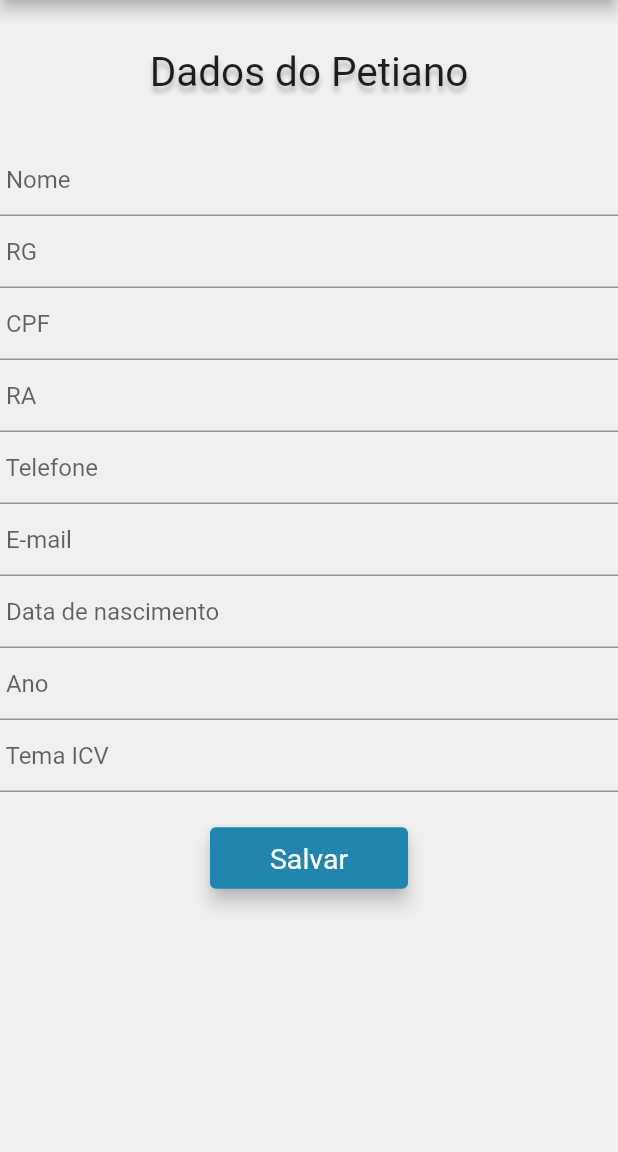
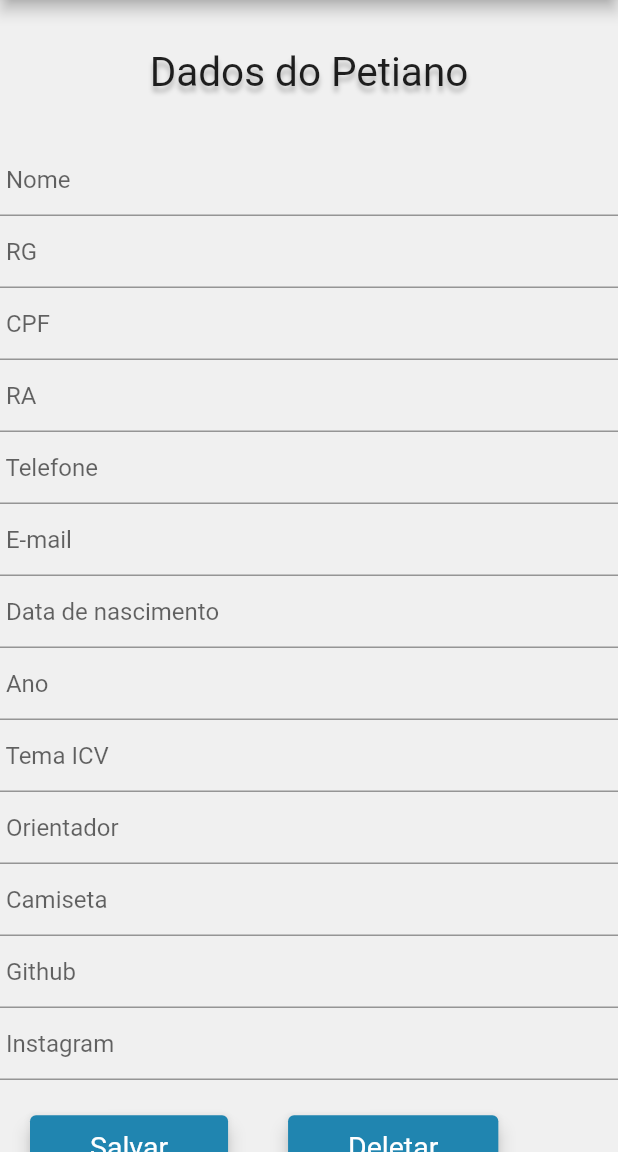
Before and after one commit to MahatKC/organizapet, a Flutter app: the screen it shows after launch, after a tap on "Salvar", on a phone screen of 412 x 824 dp, the part 84-1236 px from its top. Run offline on Flutter 3.47's test engine with Material 2 defaults, Android fonts, the phone set to English and light mode, and no system bars; our stand-ins replace cloud_firestore, firebase_core, google_fonts; accounts and stored records are empty; Roboto replaces fonts that are missing (Actor).

```diff
--- a/organizapet/lib/main.dart
+++ b/organizapet/lib/main.dart
@@ -33,7 +33,7 @@ class _AppState extends State<App> {
 
         // Once complete, show your application
         if (snapshot.connectionState == ConnectionState.done) {
-          return PerfilUsuario();
+          return PerfilUsuario(nome: "Mateus Karvat Camara");
         }
 
         // Otherwise, show something whilst waiting for initialization to complete
--- /dev/null
+++ b/organizapet/lib/modules/petianos/document_title.dart
@@ -0,0 +1,9 @@
+String document_title(String name) {
+    List name_list = name.split(" ");
+    String title = name_list[0];
+    for (int i = 1; i < name_list.length; i++) {
+      title += name_list[i][0];
+    }
+
+    return title;
+  }
--- a/organizapet/lib/modules/petianos/perfil_usuario.dart
+++ b/organizapet/lib/modules/petianos/perfil_usuario.dart
@@ -1,14 +1,31 @@
 import 'package:flutter/material.dart';
+import 'package:organizapet/modules/petianos/document_title.dart';
+import 'package:organizapet/modules/petianos/petianos_controller.dart';
+import 'package:organizapet/modules/petianos/petianos_db_controller.dart';
 import 'package:organizapet/shared/themes/app_colors.dart';
 import 'package:organizapet/shared/themes/app_text_styles.dart';
 import 'package:organizapet/shared/widgets/appBar.dart';
 import 'package:organizapet/shared/widgets/menuSanduiche.dart';
 
-class PerfilUsuario extends StatelessWidget {
-  const PerfilUsuario({Key? key}) : super(key: key);
+class PerfilUsuario extends StatefulWidget {
+  final String nome;
+  PerfilUsuario({required this.nome, Key? key}) : super(key: key);
+
+  @override
+  _PerfilUsuarioState createState() => _PerfilUsuarioState();
+}
+
+class _PerfilUsuarioState extends State<PerfilUsuario> {
+  final controller = petianosController();
+  bool in_database = false;
+  var dbController = dadosPetiano(nome: "");
 
   @override
   Widget build(BuildContext context) {
+    readDB();
+
+    controller.instantiateAll(dbController);
+
     return MaterialApp(
       home: Scaffold(
           backgroundColor: AppColors.background,
@@ -16,88 +33,141 @@ class PerfilUsuario extends StatelessWidget {
           appBar: AppBar(
             title: BarraApp(),
           ),
-      body: Column(
-        children:[
+          body: ListView(children: [
             Center(
                 heightFactor: 3,
-            child:
-             Text("Dados do Petiano", style: TextStyle(
-              fontSize: 27,
-              shadows:[
+                child: Text("Dados do Petiano",
+                    style: TextStyle(fontSize: 27, shadows: [
                       Shadow(
                         blurRadius: 4,
                         color: Colors.black.withOpacity(0.25),
                         offset: Offset(0, 4),
                       )
-                ]
-              )
-            )
+                    ]))),
+            TextField(
+              controller: controller.nomeController,
+              decoration: InputDecoration(hintText: " Nome"),
+              enabled: !in_database,
             ),
             TextField(
-              onChanged: (nome){
-                print('$nome');
-              },
-              decoration: InputDecoration(hintText: " Nome"),
-            ),
-            TextField(
+              controller: controller.rgController,
               decoration: InputDecoration(hintText: " RG"),
             ),
             TextField(
+              controller: controller.cpfController,
               decoration: InputDecoration(hintText: " CPF"),
             ),
             TextField(
+              controller: controller.raController,
               decoration: InputDecoration(hintText: " RA"),
             ),
             TextField(
+              controller: controller.telefoneController,
               decoration: InputDecoration(hintText: " Telefone"),
             ),
             TextField(
+              controller: controller.emailController,
               decoration: InputDecoration(hintText: " E-mail"),
             ),
             TextField(
+              controller: controller.dataNascimentoController,
               decoration: InputDecoration(hintText: " Data de nascimento"),
             ),
             TextField(
+              controller: controller.anoController,
               decoration: InputDecoration(hintText: " Ano"),
             ),
             TextField(
-              onChanged: (icv){
-                print('$icv');
-              },
+              controller: controller.temaICVController,
               decoration: InputDecoration(hintText: " Tema ICV"),
             ),
-          //  TextField(
-           //   decoration: InputDecoration(hintText: " Orientador"),
-          //  ),
-           // TextField(
-           //   decoration: InputDecoration(hintText: " Camiseta"),
-            //),
-            //TextField(
-             // decoration: InputDecoration(hintText: " Github"),
-           // ),
-            //TextField(
-            //  decoration: InputDecoration(hintText: " Instagram"),
-            //),
+            TextField(
+              controller: controller.orientadorController,
+              decoration: InputDecoration(hintText: " Orientador"),
+            ),
+            TextField(
+              controller: controller.camisetaController,
+              decoration: InputDecoration(hintText: " Camiseta"),
+            ),
+            TextField(
+              controller: controller.githubController,
+              decoration: InputDecoration(hintText: " Github"),
+            ),
+            TextField(
+              controller: controller.instagramController,
+              decoration: InputDecoration(hintText: " Instagram"),
+            ),
+            Row(
+              children: [
                 Padding(
                   padding: const EdgeInsets.all(20.0),
                   child: ElevatedButton(
                     style: ButtonStyle(
-                    backgroundColor: MaterialStateProperty.all(AppColors.button),
+                        backgroundColor:
+                            MaterialStateProperty.all(AppColors.button),
                         elevation: MaterialStateProperty.all(5),
-                    padding: MaterialStateProperty.all(EdgeInsets.symmetric(horizontal: 40, vertical: 9.5))
-                  ),
-                  onPressed: () {},
-                  child:
-                    (  Text("Salvar",
+                        padding: MaterialStateProperty.all(EdgeInsets.symmetric(
+                            horizontal: 40, vertical: 9.5))),
+                    onPressed: () {
+                      createDB(controller.get_all_texts());
+                    },
+                    child: (Text(
+                      "Salvar",
                       style: TextStyles.button,
-                  )
+                    )),
                   ),
                 ),
+                Padding(
+                  padding: const EdgeInsets.all(20.0),
+                  child: ElevatedButton(
+                    style: ButtonStyle(
+                        backgroundColor:
+                            MaterialStateProperty.all(AppColors.button),
+                        elevation: MaterialStateProperty.all(5),
+                        padding: MaterialStateProperty.all(EdgeInsets.symmetric(
+                            horizontal: 40, vertical: 9.5))),
+                    onPressed: () {
+                      eliminado(controller.nomeController.text);
+                    },
+                    child: (Text(
+                      "Deletar",
+                      style: TextStyles.button,
+                    )),
+                  ),
                 )
-          ]
+              ],
             )
-      ),
+          ])),
     );
+  }
 
+  void readDB() async {
+    if (widget.nome.isNotEmpty && in_database == false) {
+      dbController = dadosPetiano(nome: widget.nome);
+      await dbController.read();
+      in_database = true;
     }
   }
+
+  void createDB(List all_texts) {
+    if (in_database) {
+    } else {
+      if (all_texts.first.isNotEmpty) {
+        final dbController = dadosPetiano(nome: all_texts.first);
+        dbController.dadosPetianoFromLista(all_texts);
+        dbController.write();
+      } else {
+        print("Caro tutor, faltou o nome!");
+        //exibir mensagem de que faltou inserir o nome
+      }
+    }
+  }
+
+  void eliminado(String nome) {
+    if (nome.isNotEmpty) {
+      final dbController = dadosPetiano(nome: nome);
+      dbController.delete();
+      //mensagem de que a remoção deu certo
+    }
+  }
+}
--- /dev/null
+++ b/organizapet/lib/modules/petianos/petianos_controller.dart
@@ -0,0 +1,60 @@
+import 'package:flutter/material.dart';
+import 'package:organizapet/modules/petianos/petianos_db_controller.dart';
+
+class petianosController {
+  final nomeController = TextEditingController();
+  final rgController = TextEditingController();
+  final cpfController = TextEditingController();
+  final raController = TextEditingController();
+  final telefoneController = TextEditingController();
+  final emailController = TextEditingController();
+  final dataNascimentoController = TextEditingController();
+  final anoController = TextEditingController();
+  final temaICVController = TextEditingController();
+  final orientadorController = TextEditingController();
+  final camisetaController = TextEditingController();
+  final githubController = TextEditingController();
+  final instagramController = TextEditingController();
+
+  petianosController();
+
+  List get_all_texts() {
+    List<String> all_texts = List.empty(growable: true);
+
+    all_texts.add(nomeController.text);
+    all_texts.add(rgController.text);
+    all_texts.add(cpfController.text);
+    all_texts.add(raController.text);
+    all_texts.add(telefoneController.text);
+    all_texts.add(emailController.text);
+    all_texts.add(dataNascimentoController.text);
+    all_texts.add(anoController.text);
+    all_texts.add(temaICVController.text);
+    all_texts.add(orientadorController.text);
+    all_texts.add(camisetaController.text);
+    all_texts.add(githubController.text);
+    all_texts.add(instagramController.text);
+
+    return all_texts;
+  }
+
+  void not_null() {}
+
+  void instantiateAll(dadosPetiano dbController) {
+    if (dbController.rg != null) {
+      nomeController.text = dbController.nome;
+      rgController.text = dbController.rg.toString();
+      cpfController.text = dbController.cpf.toString();
+      raController.text = dbController.ra.toString();
+      telefoneController.text = dbController.telefone.toString();
+      emailController.text = dbController.email.toString();
+      dataNascimentoController.text = dbController.dataNascimento.toString();
+      anoController.text = dbController.ano.toString();
+      temaICVController.text = dbController.temaICV.toString();
+      orientadorController.text = dbController.orientador.toString();
+      camisetaController.text = dbController.camiseta.toString();
+      githubController.text = dbController.github.toString();
+      instagramController.text = dbController.instagram.toString();
+    }
+  }
+}
--- /dev/null
+++ b/organizapet/lib/modules/petianos/petianos_db_controller.dart
@@ -0,0 +1,148 @@
+import 'package:cloud_firestore/cloud_firestore.dart';
+
+import 'document_title.dart';
+
+final FirebaseFirestore _firestore = FirebaseFirestore.instance;
+final CollectionReference _mainCollection = _firestore.collection('petianos');
+
+class dadosPetiano {
+  String nome;
+  String? rg;
+  String? cpf;
+  String? ra;
+  String? telefone;
+  String? email;
+  String? dataNascimento;
+  String? ano;
+  String? temaICV;
+  String? orientador;
+  String? camiseta;
+  String? github;
+  String? instagram;
+  bool? in_db;
+  final dadosPetianoRef = _mainCollection.withConverter<dadosPetiano>(
+    fromFirestore: (snapshot, _) => dadosPetiano.fromJson(snapshot.data()!),
+    toFirestore: (petiano, _) => petiano.toJson(),
+  );
+
+  dadosPetiano(
+      {required this.nome,
+      this.rg,
+      this.cpf,
+      this.ra,
+      this.telefone,
+      this.email,
+      this.dataNascimento,
+      this.ano,
+      this.temaICV,
+      this.orientador,
+      this.camiseta,
+      this.github,
+      this.instagram,
+      this.in_db});
+
+  dadosPetianoFromLista(List lista) {
+    this.rg = lista.elementAt(1);
+    this.cpf = lista.elementAt(2);
+    this.ra = lista.elementAt(3);
+    this.telefone = lista.elementAt(4);
+    this.email = lista.elementAt(5);
+    this.dataNascimento = lista.elementAt(6);
+    this.ano = lista.elementAt(7);
+    this.temaICV = lista.elementAt(8);
+    this.orientador = lista.elementAt(9);
+    this.camiseta = lista.elementAt(10);
+    this.github = lista.elementAt(11);
+    this.instagram = lista.elementAt(12);
+  }
+
+  dadosPetianoFromJson(Map<String, dynamic> data) {
+    this.rg = data['rg'];
+    this.cpf = data['cpf'];
+    this.ra = data['ra'];
+    this.telefone = data['telefone'];
+    this.email = data['email'];
+    this.dataNascimento = data['dataNascimento'];
+    this.ano = data['ano'];
+    this.temaICV = data['temaICV'];
+    this.orientador = data['orientador'];
+    this.camiseta = data['camiseta'];
+    this.github = data['github'];
+    this.instagram = data['instagram'];
+  }
+
+  dadosPetiano.fromJson(Map<String, Object?> json)
+      : this(
+            nome: json['nome']! as String,
+            rg: json['rg'] as String,
+            cpf: json['cpf'] as String,
+            ra: json['ra'] as String,
+            telefone: json['telefone'] as String,
+            email: json['email'] as String,
+            dataNascimento: json['dataNascimento'] as String,
+            ano: json['ano'] as String,
+            temaICV: json['temaICV'] as String,
+            orientador: json['orientador'] as String,
+            camiseta: json['camiseta'] as String,
+            github: json['github'] as String,
+            instagram: json['instagram'] as String);
+
+  Map<String, Object?> toJson() {
+    return {
+      'nome': nome,
+      'rg': rg,
+      'cpf': cpf,
+      'ra': ra,
+      'telefone': telefone,
+      'email': email,
+      'dataNascimento': dataNascimento,
+      'ano': ano,
+      'temaICV': temaICV,
+      'orientador': orientador,
+      'camiseta': camiseta,
+      'github': github,
+      'instagram': instagram
+    };
+  }
+
+  Future<void> write() async {
+    await _mainCollection
+        .doc(document_title(nome))
+        .set({
+          'nome': nome,
+          'rg': rg,
+          'cpf': cpf,
+          'ra': ra,
+          'telefone': telefone,
+          'email': email,
+          'dataNascimento': dataNascimento,
+          'ano': ano,
+          'temaICV': temaICV,
+          'orientador': orientador,
+          'camiseta': camiseta,
+          'github': github,
+          'instagram': instagram
+        }, SetOptions(merge: true))
+        .then((value) => print("$nome atualizado com sucesso"))
+        .catchError((error) => print("Fail: $error"));
+  }
+
+  Future<void> delete() async {
+    _mainCollection
+        .doc(document_title(nome))
+        .delete()
+        .then((value) => print("$nome removido com sucesso"))
+        .catchError((error) => print("Fail: $error"));
+  }
+
+  Future<void> read() async {
+    _mainCollection.doc(document_title(nome)).get().then((snapshot) {
+      if (snapshot.exists) {
+        dadosPetianoFromJson(snapshot.data() as Map<String, dynamic>);
+        in_db = true;
+      } else {
+        print("Non Ecziste");
+      }
+    }).catchError((error) => print("Falha"));
+  }
+}
```
Also changed, not shown: organizapet/lib/shared/widgets/dbcontroller.dart (deleted, +0 -35 lines). Lines whose indentation alone changed are shown as unchanged.
